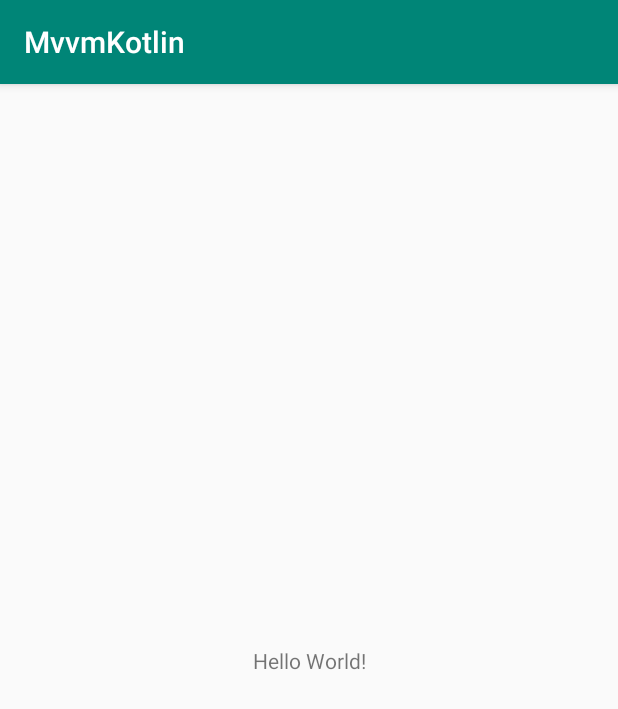
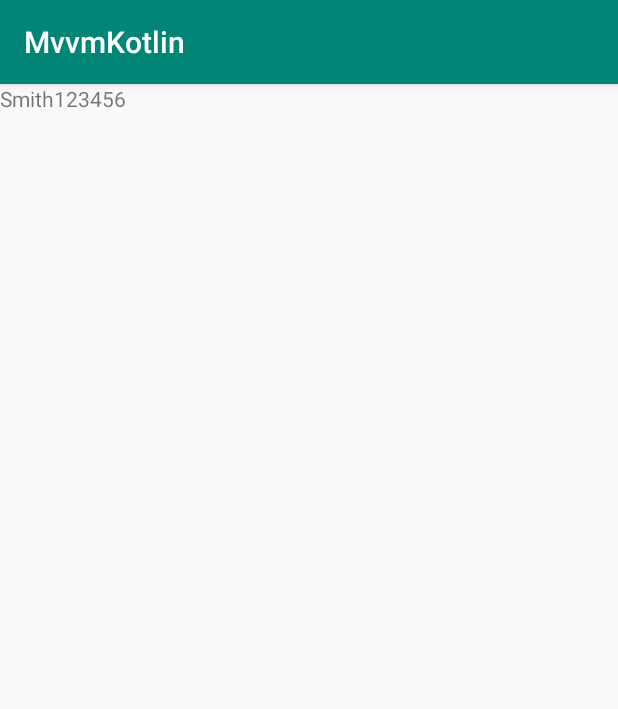
Before and after one commit to AaronWolfX/MvvmKotlin, an Android app: the screen it shows after launch (MainActivity), on a phone screen of 412 x 824 dp. Shown: the top 709 px of the screen. Run offline under Robolectric (Android 15) with nearby library versions, the phone set to English and light mode, and no system bars; our stand-ins replace data binding.

```diff
--- a/app/build.gradle
+++ b/app/build.gradle
@@ -20,12 +20,13 @@ android {
             proguardFiles getDefaultProguardFile('proguard-android-optimize.txt'), 'proguard-rules.pro'
         }
     }
+    dataBinding { enabled = true }
 }
 
 dependencies {
     implementation fileTree(dir: 'libs', include: ['*.jar'])
-    implementation"org.jetbrains.kotlin:kotlin-stdlib-jdk7:$kotlin_version"
-    implementation 'com.android.support:appcompat-v7:28.0.0-rc02'
+    implementation "org.jetbrains.kotlin:kotlin-stdlib-jdk7:$kotlin_version"
+    implementation 'com.android.support:appcompat-v7:28.0.0'
     implementation 'com.android.support.constraint:constraint-layout:1.1.3'
     testImplementation 'junit:junit:4.12'
     androidTestImplementation 'com.android.support.test:runner:1.0.2'
--- a/app/src/main/java/com/gmail/aaronsmith/mvvmkotlin/MainActivity.kt
+++ b/app/src/main/java/com/gmail/aaronsmith/mvvmkotlin/MainActivity.kt
@@ -1,12 +1,21 @@
 package com.gmail.aaronsmith.mvvmkotlin
 
+import android.databinding.DataBindingUtil
 import android.support.v7.app.AppCompatActivity
 import android.os.Bundle
+import com.gmail.aaronsmith.mvvmkotlin.databinding.ActivityMainBinding
 
 class MainActivity : AppCompatActivity() {
 
     override fun onCreate(savedInstanceState: Bundle?) {
         super.onCreate(savedInstanceState)
         setContentView(R.layout.activity_main)
+        var activityMainBinding = DataBindingUtil.setContentView<ActivityMainBinding>(this, R.layout.activity_main)
+        var user = User()
+        activityMainBinding.userInfo = user
+        user.name = "Aaron"
+        user.password = "123456"
+
+        user.name = "Smith"
     }
 }
--- /dev/null
+++ b/app/src/main/java/com/gmail/aaronsmith/mvvmkotlin/User.kt
@@ -0,0 +1,27 @@
+package com.gmail.aaronsmith.mvvmkotlin
+
+//  ┏┓　　　┏┓
+//┏┛┻━━━┛┻┓
+//┃　　　　　　　┃
+//┃　　　━　　　┃
+//┃　┳┛　┗┳　┃
+//┃　　　　　　　┃
+//┃　　　┻　　　┃
+//┃　　　　　　　┃
+//┗━┓　　　┏━┛
+//    ┃　　　┃   神兽保佑
+//    ┃　　　┃   代码无BUG！
+//    ┃　　　┗━━━┓
+//    ┃　　　　　　　┣┓
+//    ┃　　　　　　　┏┛
+//    ┗┓┓┏━┳┓┏┛
+//      ┃┫┫　┃┫┫
+//
+/**
+ * @author Aaron Smith
+ * @date 2019/3/28.
+ */
+class User() {
+    lateinit var name: String
+    lateinit var password: String
+}
--- a/app/src/main/res/layout/activity_main.xml
+++ b/app/src/main/res/layout/activity_main.xml
@@ -1,18 +1,27 @@
 <?xml version="1.0" encoding="utf-8"?>
-<android.support.constraint.ConstraintLayout xmlns:android="http://schemas.android.com/apk/res/android"
-    xmlns:app="http://schemas.android.com/apk/res-auto"
-    xmlns:tools="http://schemas.android.com/tools"
-    android:layout_width="match_parent"
-    android:layout_height="match_parent"
-    tools:context=".MainActivity">
+<layout xmlns:android="http://schemas.android.com/apk/res/android"
+        xmlns:app="http://schemas.android.com/apk/res-auto"
+        xmlns:tools="http://schemas.android.com/tools">
 
-    <TextView
-        android:layout_width="wrap_content"
-        android:layout_height="wrap_content"
-        android:text="Hello World!"
-        app:layout_constraintBottom_toBottomOf="parent"
-        app:layout_constraintLeft_toLeftOf="parent"
-        app:layout_constraintRight_toRightOf="parent"
-        app:layout_constraintTop_toTopOf="parent" />
+    <data>
+        <variable name="userInfo" type="com.gmail.aaronsmith.mvvmkotlin.User"/>
+    </data>
 
-</android.support.constraint.ConstraintLayout>
+    <LinearLayout
+            android:layout_width="match_parent"
+            android:layout_height="match_parent">
+
+        <TextView
+                android:id="@+id/tv_name"
+                android:layout_width="wrap_content"
+                android:layout_height="wrap_content"
+                android:text="@{userInfo.name}"/>
+
+        <TextView
+                android:id="@+id/tv_password"
+                android:layout_width="wrap_content"
+                android:layout_height="wrap_content"
+                android:text="@{userInfo.password}"/>
+
+    </LinearLayout>
+</layout>
```
